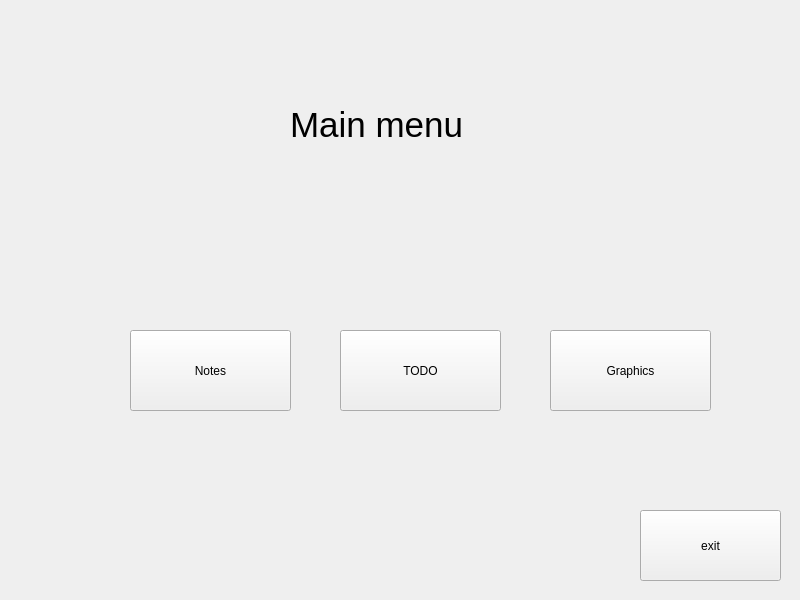
Above: mainwindow.ui from Ancellie/organizer_on_qt before the change. Below: the same form after it.
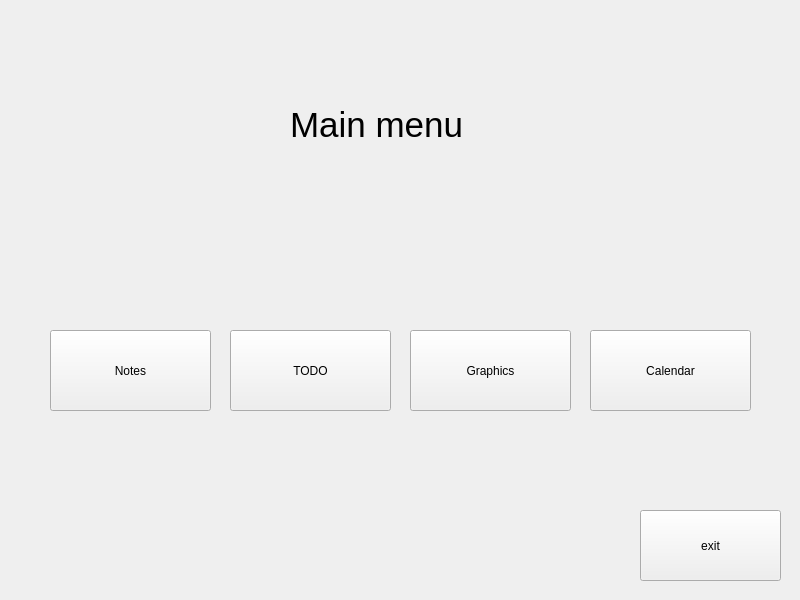
That is the form after the change.

```diff
--- a/mainwindow.ui
+++ b/mainwindow.ui
@@ -29,7 +29,7 @@
   <widget class="QPushButton" name="notesButton">
    <property name="geometry">
     <rect>
-     <x>130</x>
+     <x>50</x>
      <y>330</y>
      <width>161</width>
      <height>81</height>
@@ -42,7 +42,7 @@
   <widget class="QPushButton" name="todoButton">
    <property name="geometry">
     <rect>
-     <x>340</x>
+     <x>230</x>
      <y>330</y>
      <width>161</width>
      <height>81</height>
@@ -55,7 +55,7 @@
   <widget class="QPushButton" name="grahicsButton">
    <property name="geometry">
     <rect>
-     <x>550</x>
+     <x>410</x>
      <y>330</y>
      <width>161</width>
      <height>81</height>
@@ -78,6 +78,19 @@
     <string>&lt;html&gt;&lt;head/&gt;&lt;body&gt;&lt;p&gt;&lt;span style=&quot; font-size:26pt;&quot;&gt;Main menu&lt;/span&gt;&lt;/p&gt;&lt;/body&gt;&lt;/html&gt;</string>
    </property>
   </widget>
+  <widget class="QPushButton" name="calendarButton">
+   <property name="geometry">
+    <rect>
+     <x>590</x>
+     <y>330</y>
+     <width>161</width>
+     <height>81</height>
+    </rect>
+   </property>
+   <property name="text">
+    <string>Calendar</string>
+   </property>
+  </widget>
  </widget>
  <resources/>
  <connections/>
```
